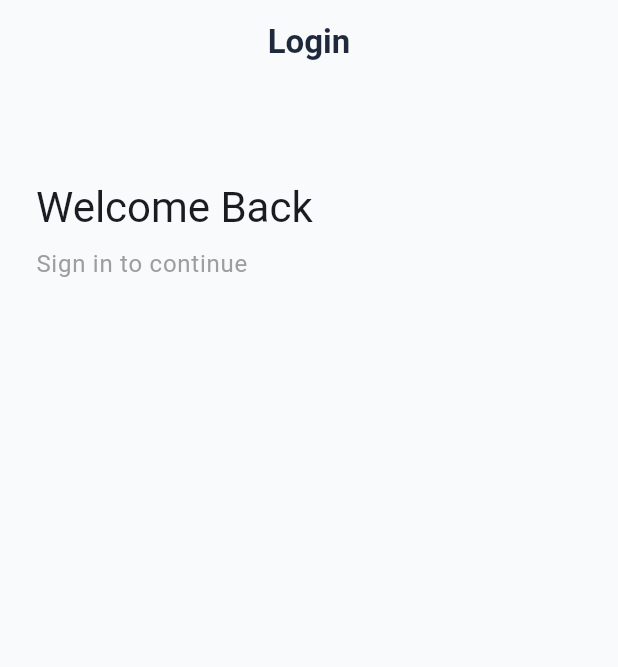
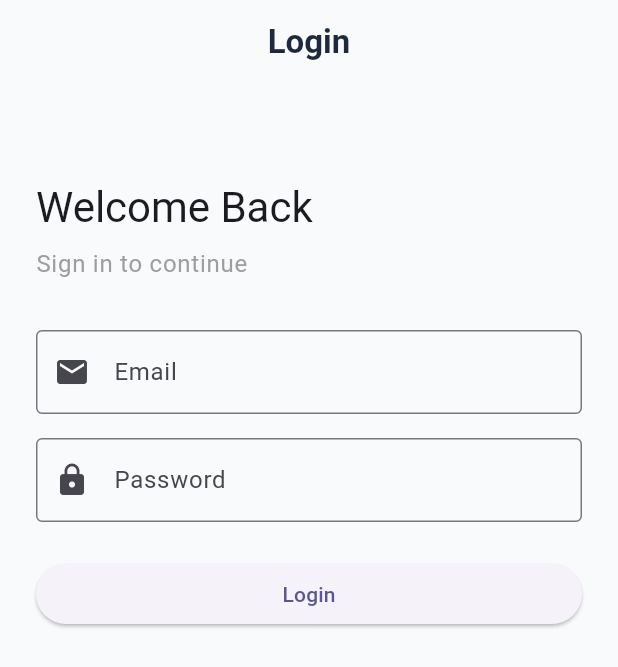
Before and after one commit to Code-with-L/mmust_hackathon_hub, a Flutter app: the screen it shows after launch, on a phone screen of 412 x 824 dp. Shown: the top 667 px of the screen. Run offline on Flutter 3.47's test engine with Material 3 defaults, Android fonts, the phone set to English and light mode, and no system bars.

Commit message:
Complete phase2 :Login with controllers

```diff
--- a/lib/features/authentication/login_screen.dart
+++ b/lib/features/authentication/login_screen.dart
@@ -8,6 +8,15 @@ class LoginScreen extends StatefulWidget {
 }
 
 class _LoginScreenState extends State<LoginScreen> {
+
+  final TextEditingController emailController = TextEditingController();
+  final TextEditingController passwordController = TextEditingController();
+  @override
+  void dispose() {
+    emailController.dispose();
+    passwordController.dispose();
+    super.dispose();
+  }
   @override
   Widget build(BuildContext context) {
     return Scaffold(
@@ -36,6 +45,37 @@ class _LoginScreenState extends State<LoginScreen> {
             ),
 
             const SizedBox(height: 32),
+            TextField(
+              controller: emailController,
+              decoration: const InputDecoration(
+                labelText: "Email",
+                border: OutlineInputBorder(),
+                prefixIcon: Icon(Icons.email),
+              ),
+            ),
+            const SizedBox(height: 16),
+
+            TextField(
+              controller: passwordController,
+              obscureText: true,
+              decoration: const InputDecoration(
+                labelText: "Password",
+                border: OutlineInputBorder(),
+                prefixIcon: Icon(Icons.lock),
+              ),
+            ),
+            const SizedBox(height: 24),
+
+            SizedBox(
+              width: double.infinity,
+              child: ElevatedButton(
+                onPressed: () {
+                  print(emailController.text);
+                  print(passwordController.text);
+                },
+                child: const Text("Login"),
+              ),
+            ),
 
           ],
         ),
```
